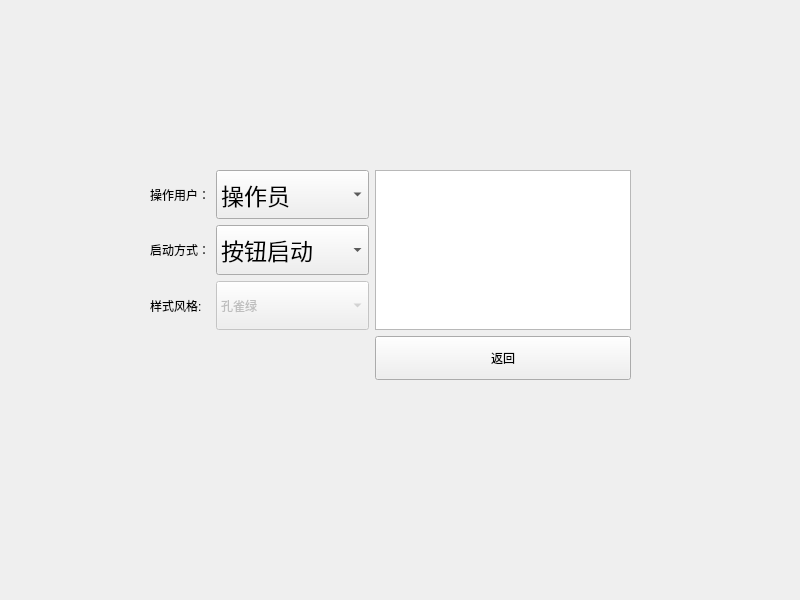
First picture: the form in WinSyst.ui, repository bloglink/aip-tester, before the edit.
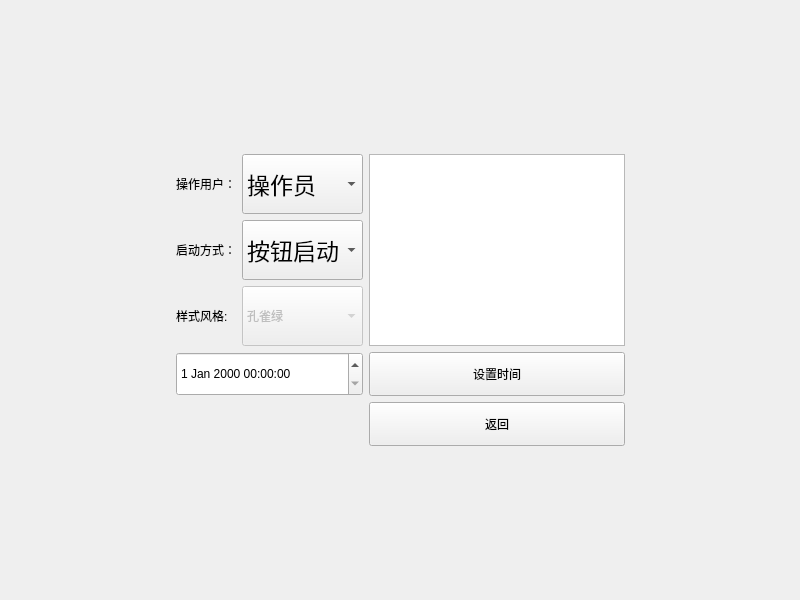
Second picture: the form after the edit. The open tabs and pages were chosen to show the change.

Commit message: feat:(2.1.0.1)添加系统时间设置

```diff
--- a/WinSyst.ui
+++ b/WinSyst.ui
@@ -29,19 +29,26 @@
    <item>
     <widget class="QStackedWidget" name="StackWinSyst">
      <property name="currentIndex">
-      <number>1</number>
+      <number>0</number>
      </property>
      <widget class="QWidget" name="SystemPage">
+      <layout class="QGridLayout" name="gridLayout_5">
+       <item row="1" column="1">
       <widget class="QWidget" name="widget" native="true">
-       <property name="geometry">
-        <rect>
-         <x>150</x>
-         <y>170</y>
-         <width>481</width>
-         <height>210</height>
-        </rect>
-       </property>
        <layout class="QGridLayout" name="gridLayout">
+          <item row="4" column="2">
+           <widget class="QPushButton" name="BtnExit">
+            <property name="minimumSize">
+             <size>
+              <width>97</width>
+              <height>44</height>
+             </size>
+            </property>
+            <property name="text">
+             <string>返回</string>
+            </property>
+           </widget>
+          </item>
         <item row="0" column="0">
          <widget class="QLabel" name="TextUser">
           <property name="text">
@@ -49,37 +56,6 @@
           </property>
          </widget>
         </item>
-        <item row="0" column="1">
-         <widget class="QComboBox" name="BoxUser">
-          <property name="sizePolicy">
-           <sizepolicy hsizetype="Expanding" vsizetype="Expanding">
-            <horstretch>0</horstretch>
-            <verstretch>0</verstretch>
-           </sizepolicy>
-          </property>
-          <property name="minimumSize">
-           <size>
-            <width>97</width>
-            <height>44</height>
-           </size>
-          </property>
-          <property name="font">
-           <font>
-            <pointsize>17</pointsize>
-           </font>
-          </property>
-          <item>
-           <property name="text">
-            <string>操作员</string>
-           </property>
-          </item>
-          <item>
-           <property name="text">
-            <string>管理员</string>
-           </property>
-          </item>
-         </widget>
-        </item>
         <item row="1" column="1">
          <widget class="QComboBox" name="BoxMode">
           <property name="sizePolicy">
@@ -121,10 +97,13 @@
           </item>
          </widget>
         </item>
-        <item row="2" column="0">
-         <widget class="QLabel" name="TextStyle">
+          <item row="1" column="0">
+           <widget class="QLabel" name="TextMode">
+            <property name="styleSheet">
+             <string notr="true"/>
+            </property>
           <property name="text">
-           <string>样式风格:</string>
+             <string>启动方式：</string>
           </property>
          </widget>
         </item>
@@ -160,18 +139,56 @@
         <item row="0" column="2" rowspan="3">
          <widget class="QTextBrowser" name="TextDebug"/>
         </item>
-        <item row="1" column="0">
-         <widget class="QLabel" name="TextMode">
-          <property name="styleSheet">
-           <string notr="true"/>
-          </property>
+          <item row="0" column="1">
+           <widget class="QComboBox" name="BoxUser">
+            <property name="sizePolicy">
+             <sizepolicy hsizetype="Expanding" vsizetype="Expanding">
+              <horstretch>0</horstretch>
+              <verstretch>0</verstretch>
+             </sizepolicy>
+            </property>
+            <property name="minimumSize">
+             <size>
+              <width>97</width>
+              <height>44</height>
+             </size>
+            </property>
+            <property name="font">
+             <font>
+              <pointsize>17</pointsize>
+             </font>
+            </property>
+            <item>
           <property name="text">
-           <string>启动方式：</string>
+              <string>操作员</string>
+             </property>
+            </item>
+            <item>
+             <property name="text">
+              <string>管理员</string>
+             </property>
+            </item>
+           </widget>
+          </item>
+          <item row="2" column="0">
+           <widget class="QLabel" name="TextStyle">
+            <property name="text">
+             <string>样式风格:</string>
+            </property>
+           </widget>
+          </item>
+          <item row="3" column="0" colspan="2">
+           <widget class="QDateTimeEdit" name="EditTime">
+            <property name="sizePolicy">
+             <sizepolicy hsizetype="Expanding" vsizetype="Expanding">
+              <horstretch>0</horstretch>
+              <verstretch>0</verstretch>
+             </sizepolicy>
           </property>
          </widget>
         </item>
         <item row="3" column="2">
-         <widget class="QPushButton" name="BtnExit">
+           <widget class="QPushButton" name="btnTime">
           <property name="minimumSize">
            <size>
             <width>97</width>
@@ -179,12 +196,66 @@
            </size>
           </property>
           <property name="text">
-           <string>返回</string>
+             <string>设置时间</string>
           </property>
          </widget>
         </item>
        </layout>
       </widget>
+       </item>
+       <item row="2" column="1">
+        <spacer name="verticalSpacer_6">
+         <property name="orientation">
+          <enum>Qt::Vertical</enum>
+         </property>
+         <property name="sizeHint" stdset="0">
+          <size>
+           <width>20</width>
+           <height>40</height>
+          </size>
+         </property>
+        </spacer>
+       </item>
+       <item row="1" column="0">
+        <spacer name="horizontalSpacer_5">
+         <property name="orientation">
+          <enum>Qt::Horizontal</enum>
+         </property>
+         <property name="sizeHint" stdset="0">
+          <size>
+           <width>40</width>
+           <height>20</height>
+          </size>
+         </property>
+        </spacer>
+       </item>
+       <item row="0" column="1">
+        <spacer name="verticalSpacer_5">
+         <property name="orientation">
+          <enum>Qt::Vertical</enum>
+         </property>
+         <property name="sizeHint" stdset="0">
+          <size>
+           <width>20</width>
+           <height>40</height>
+          </size>
+         </property>
+        </spacer>
+       </item>
+       <item row="1" column="2">
+        <spacer name="horizontalSpacer_6">
+         <property name="orientation">
+          <enum>Qt::Horizontal</enum>
+         </property>
+         <property name="sizeHint" stdset="0">
+          <size>
+           <width>40</width>
+           <height>20</height>
+          </size>
+         </property>
+        </spacer>
+       </item>
+      </layout>
      </widget>
      <widget class="QWidget" name="PasswordPage">
       <layout class="QVBoxLayout" name="verticalLayout">
```
Lines whose indentation alone changed are shown as unchanged. The commit also changes 6 other files.
